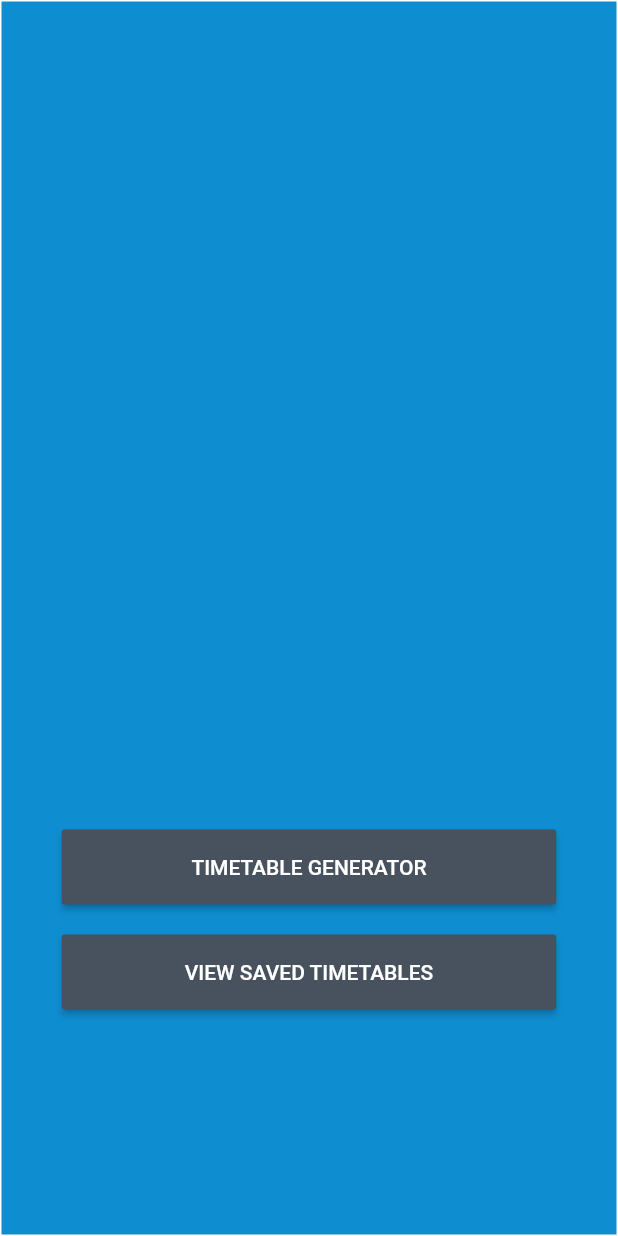
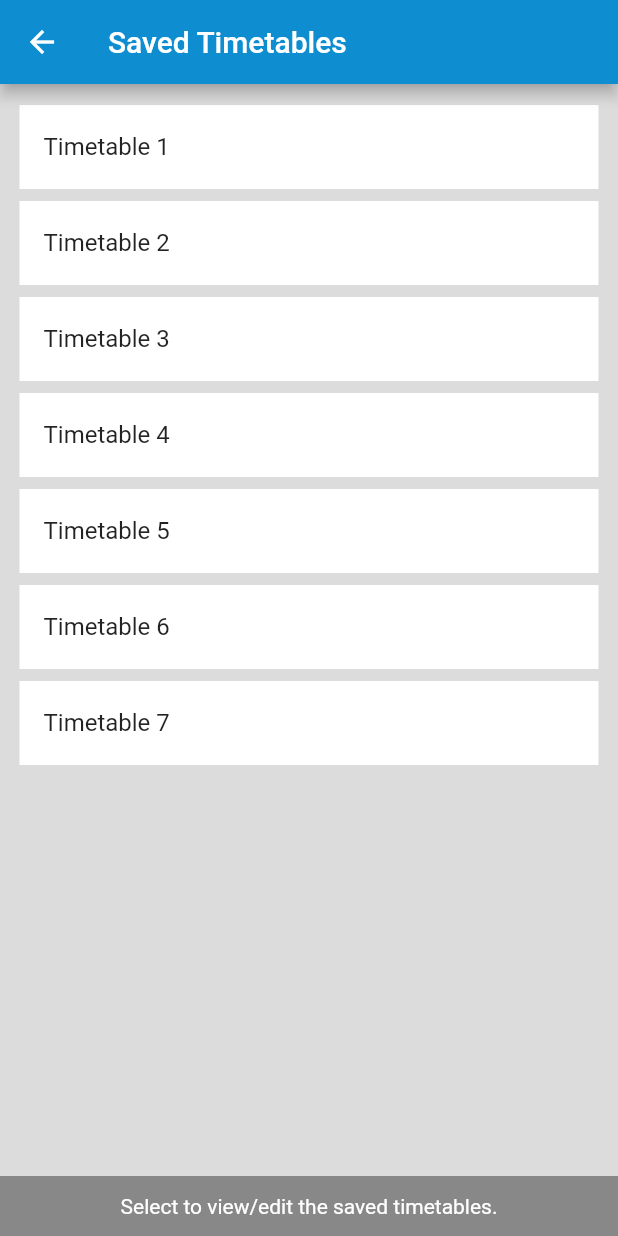
Before and after one commit to ovidiumunteanu/starshelper_flutter, a Flutter app: the screen it shows after launch, after a tap on "VIEW SAVED TIMETABLES", on a phone screen of 412 x 824 dp. Run offline on Flutter 3.47's test engine with Material 2 defaults, Android fonts, the phone set to English and light mode, and no system bars; our stand-ins replace firebase_database, flutter_vector_icons; missing offline and left inert: dart:ffi; accounts and stored records are empty.

```diff
--- a/starshelper_app/lib/components/moduleitem.dart
+++ b/starshelper_app/lib/components/moduleitem.dart
@@ -3,8 +3,9 @@ import 'package:flutter_vector_icons/flutter_vector_icons.dart';
 import '../models/module.dart';
 
 class ModuleItem extends StatefulWidget {
-  ModuleItem({Key key, this.data}) : super(key: key);
+  ModuleItem({Key key, this.data, this.onSelect}) : super(key: key);
 
+  final Function onSelect;
   final CModule data;
 
   @override
@@ -32,6 +33,7 @@ class _ModuleItemState extends State<ModuleItem> {
                       setState(() {
                         isChecked = new_val;
                       });
+                      widget.onSelect(new_val, widget.data);
                     },),),
                     Expanded(child: Padding(padding: EdgeInsets.only(top: 0), child: Text(
                       widget.data.Module_Code + " - " + widget.data.Module_Name
--- a/starshelper_app/lib/pages/home.dart
+++ b/starshelper_app/lib/pages/home.dart
@@ -1,7 +1,8 @@
 import 'package:flutter/material.dart';
 import '../utils/constant.dart';
 import '../utils/helper.dart';
-import './modules.dart';
+import './modules.dart'; // module list page
+import './timetables.dart'; // timetable list page
 
 class MyHomePage extends StatefulWidget {
   MyHomePage({Key key, this.title}) : super(key: key);
@@ -48,6 +49,7 @@ class _MyHomePageState extends State<MyHomePage> {
                 minWidth: scrWidth * 0.8,
                 height: 50,
                 onPressed: () {
+                  gotoPage(context, TTablesPage());
               },),
               margin: EdgeInsets.only(top: 20),
             ),
--- /dev/null
+++ b/starshelper_app/lib/pages/timetables.dart
@@ -0,0 +1,83 @@
+import 'package:flutter/material.dart';
+import 'package:starshelper_app/utils/constant.dart';
+import 'package:flutter_vector_icons/flutter_vector_icons.dart';
+import '../components/moduleitem.dart';
+import '../models/module.dart';
+import '../apis/modules.dart';
+
+class TTablesPage extends StatefulWidget {
+  TTablesPage({Key key}) : super(key: key);
+
+  final String title = "Saved Timetables";
+
+  @override
+  _TTablesPageState createState() => _TTablesPageState();
+}
+
+class _TTablesPageState extends State<TTablesPage> {
+  final ctrlEdit = TextEditingController();
+
+  int selectedCount = 0;
+  List<String> table_list = ['Timetable 1', 'Timetable 2', 'Timetable 3', 'Timetable 4', 'Timetable 5', 'Timetable 6', 'Timetable 7'];
+
+  @override
+  void initState()  {
+    super.initState();
+
+  }
+
+  @override
+  Widget build(BuildContext context) {
+    double scrWidth = MediaQuery.of(context).size.width;
+    return Scaffold(
+      appBar: AppBar(
+        title: Text(widget.title),
+        backgroundColor: C_colors.bg,
+      ),
+      body: Container(
+            width: double.infinity,
+            height: double.infinity,
+            decoration: BoxDecoration(color: Colors.black12),
+        child: Column(
+          mainAxisAlignment: MainAxisAlignment.start,
+          children: <Widget>[
+            Expanded(child:
+              SingleChildScrollView(
+                padding: EdgeInsets.all(10),
+                child:
+                  Container(
+                    child: Column(
+                      children: table_list.map((item) => Container(
+                        width: double.infinity,
+                        child: Column(
+                          crossAxisAlignment: CrossAxisAlignment.start,
+                          children: [
+                             Material(
+                              color: Colors.white,
+                              child: ListTile(
+                                title: Text(item, style: TextStyle(color: Colors.black87), textAlign: TextAlign.start, ),
+                                onTap: (){},
+                                horizontalTitleGap: 20,
+                            ),),
+                        ],),
+                        padding: EdgeInsets.only(top: 4, bottom: 4, left: 3, right: 3),
+                      ),).toList()
+                    ,),
+                  ),
+              ),
+
+            ),
+            Container(
+              width: double.infinity,
+              child: Column(children: [
+                Text("Select to view/edit the saved timetables.", style: TextStyle(color: Colors.white),)
+              ],),
+              padding: EdgeInsets.only(top: 12, bottom: 12, left: 20, right: 20),
+              decoration: BoxDecoration(color: Colors.black38),
+            ),
+          ],
+        ),
+      ),
+    );
+  }
+}
```
Also changed, not shown: starshelper_app/lib/pages/modules.dart (+85 -25 lines), starshelper_app/lib/pages/selected_modules.dart (added, +112 -0 lines).
